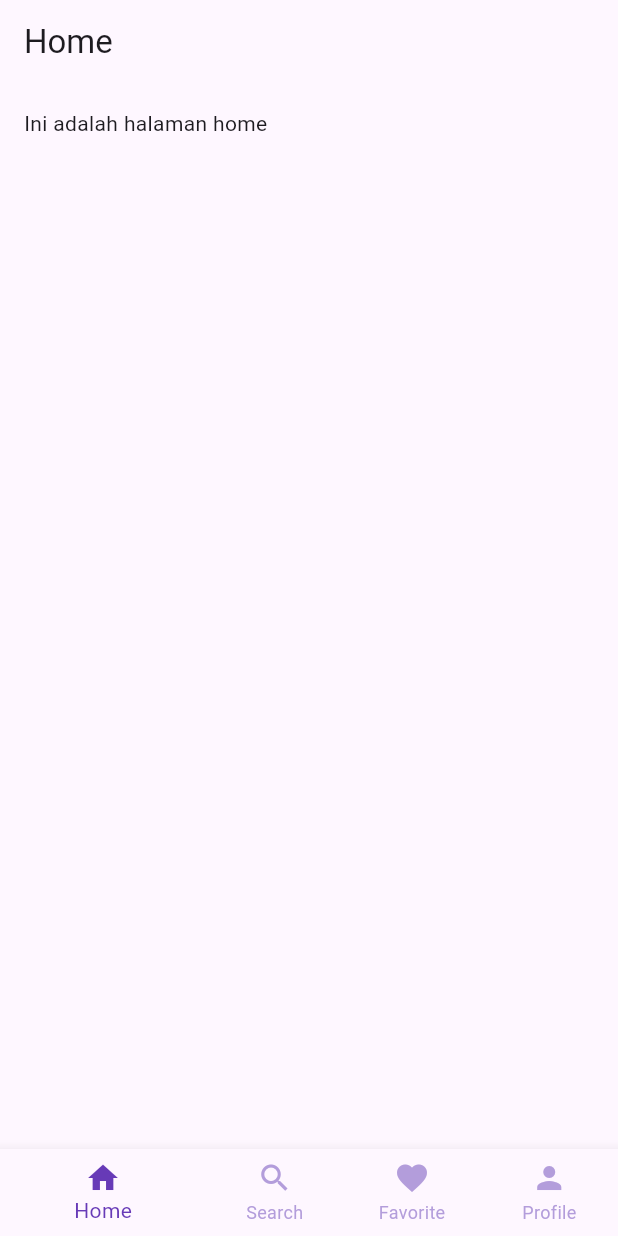
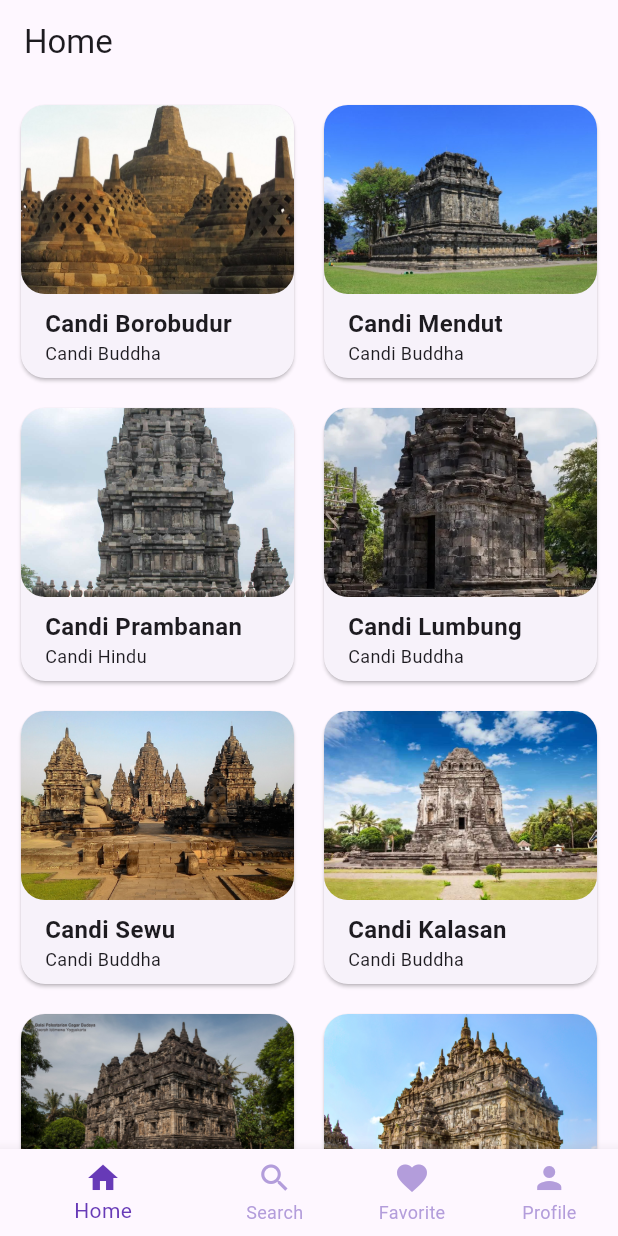
Before and after one commit to ahmfarisi/flutter_bottom_navigation, a Flutter app: the screen it shows after launch, on a phone screen of 412 x 824 dp. Run offline on Flutter 3.47's test engine with Material 3 defaults, Android fonts, the phone set to English and light mode, and no system bars.

Commit message:
Complete Home Screen with Grid View of Candi Data, Models, and Images

```diff
--- a/lib/data/candi_data.dart
+++ b/lib/data/candi_data.dart
@@ -1,4 +1,4 @@
-import 'package:wisata_candi/models/candi.dart';
+import 'package:flutter_bottom_navigation/models/candi.dart';
 
 var candiList = [
   Candi(
--- a/lib/screens/home_screen.dart
+++ b/lib/screens/home_screen.dart
@@ -1,4 +1,6 @@
 import 'package:flutter/material.dart';
+import 'package:flutter_bottom_navigation/data/candi_data.dart';
+import 'package:flutter_bottom_navigation/models/candi.dart';
 
 class HomeScreen extends StatelessWidget {
   const HomeScreen({super.key});
@@ -6,13 +8,64 @@
   @override
   Widget build(BuildContext context) {
     return Scaffold(
-      appBar: AppBar(
-        title: const Text('Home'),
-      ),
-      body: const Padding(
-        padding: EdgeInsets.all(16.0),
-        child: Text('Ini adalah halaman home'),
-      ),
-    );
+        appBar: AppBar(
+          title: const Text('Home'),
+        ),
+        body: SingleChildScrollView(
+          child: Column(
+            children: [
+              GridView.builder(
+                shrinkWrap: true,
+                gridDelegate: const SliverGridDelegateWithFixedCrossAxisCount(
+                    crossAxisCount: 2, crossAxisSpacing: 8, mainAxisSpacing: 8),
+                padding: const EdgeInsets.all(8),
+                itemCount: candiList.length,
+                itemBuilder: (context, index) {
+                  Candi candi = candiList[index];
+
+                  //Tampilan untuk 1 Grid
+                  return Card(
+                    shape: RoundedRectangleBorder(
+                        borderRadius: BorderRadius.circular(16)),
+                    margin: const EdgeInsets.all(6),
+                    elevation: 1,
+                    child: Column(
+                      crossAxisAlignment: CrossAxisAlignment.stretch,
+                      children: [
+                        //Gambar Candi
+                        Expanded(
+                          child: ClipRRect(
+                            borderRadius: BorderRadius.circular(16),
+                            child: Image.asset(
+                              candi.imageAsset,
+                              fit: BoxFit.cover,
+                            ),
+                          ),
+                        ),
+                        //Nama Candi
+                        Padding(
+                          padding: const EdgeInsets.only(left: 16, top: 8),
+                          child: Text(
+                            candi.name,
+                            style: const TextStyle(
+                                fontSize: 16, fontWeight: FontWeight.bold),
+                          ),
+                        ),
+                        //Tipe Candi
+                        Padding(
+                          padding: const EdgeInsets.only(left: 16, bottom: 8),
+                          child: Text(
+                            candi.type,
+                            style: const TextStyle(fontSize: 12),
+                          ),
+                        )
+                      ],
+                    ),
+                  );
+                },
+              )
+            ],
+          ),
+        ));
   }
 }
--- a/pubspec.yaml
+++ b/pubspec.yaml
@@ -17,3 +17,5 @@
 
 flutter:
   uses-material-design: true
+  assets:
+    - images/
```
Also changed, not shown: images/borobudur.jpeg (renamed from lib/images/borobudur.jpeg), images/jago.jpeg (renamed from lib/images/jago.jpeg), images/kalasan.jpeg (renamed from lib/images/kalasan.jpeg), images/logo_candi.png (renamed from lib/images/logo_candi.png), images/lumbung.jpeg (renamed from lib/images/lumbung.jpeg), images/mendut.jpeg (renamed from lib/images/mendut.jpeg), images/placeholder_image.png (renamed from lib/images/placeholder_image.png), images/plaosan.jpeg (renamed from lib/images/plaosan.jpeg), images/prambanan.jpeg (renamed from lib/images/prambanan.jpeg), images/sari.jpeg (renamed from lib/images/sari.jpeg), images/sewu.jpeg (renamed from lib/images/sewu.jpeg), images/singosari.jpeg (renamed from lib/images/singosari.jpeg).
